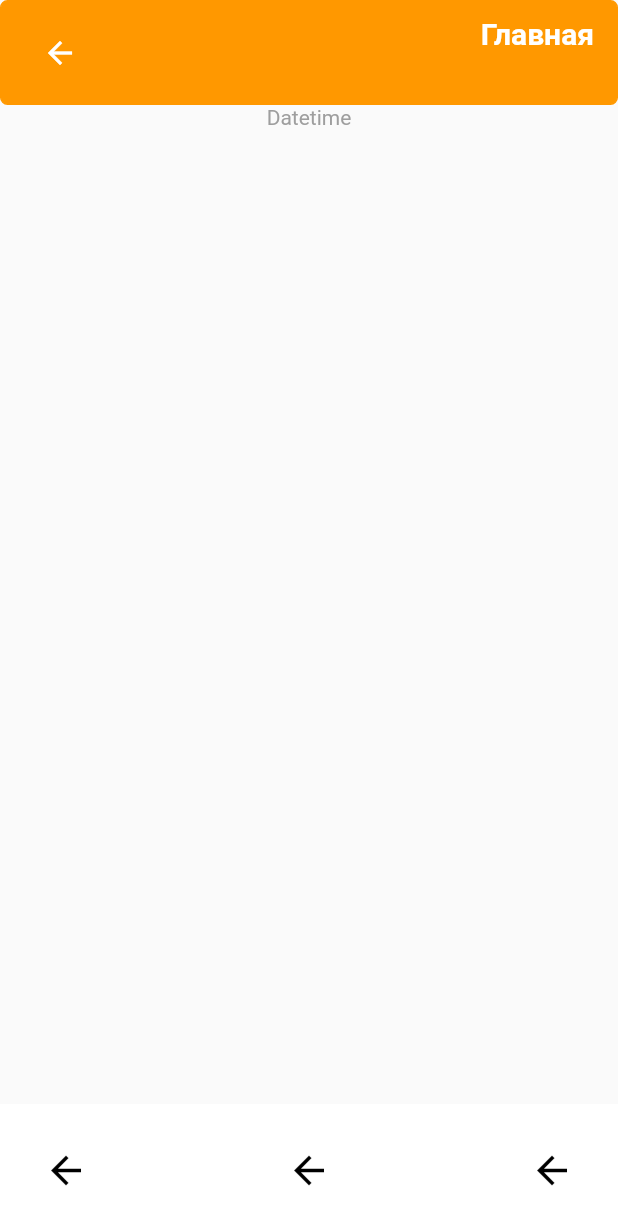
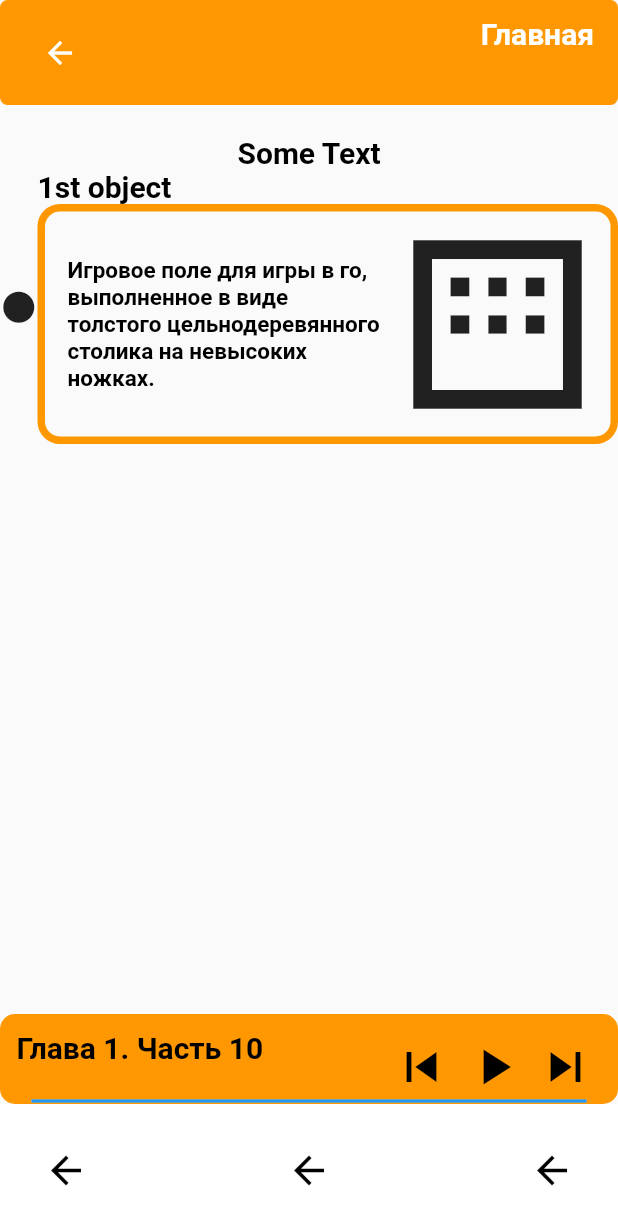
Before and after one commit to Mityaechka/ar-guide, a Flutter app: the screen it shows after launch, on a phone screen of 412 x 824 dp. Shown: the top 1225 px of the screen. Run offline on Flutter 3.47's test engine with Material 2 defaults, Android fonts, the phone set to English and light mode, and no system bars.

Commit message:
main screen

```diff
--- /dev/null
+++ b/lib/components/player_hotbar.dart
@@ -0,0 +1,80 @@
+import 'package:flutter/cupertino.dart';
+import 'package:flutter/material.dart';
+
+class PlayerHotbar extends StatelessWidget {
+  const PlayerHotbar({Key? key}) : super(key: key);
+
+  @override
+  Widget build(BuildContext context) {
+    return Container(
+      padding: EdgeInsets.only(left: 10, right: 10,top: 10),
+      decoration: BoxDecoration(
+          color: Colors.orange,
+          border: Border.all(
+            color: Colors.orange,
+          ),
+          borderRadius: BorderRadius.all(Radius.circular(10))),
+      child: Stack(
+        children: [
+          Container(
+            alignment: Alignment.centerLeft,
+            child: Text(
+              "Глава 1. Часть 10",
+              style: TextStyle(
+                  color: Colors.black,
+                  fontWeight: FontWeight.bold,
+                  fontSize: 20),
+            ),
+          ),
+          Container(
+            alignment: Alignment.centerRight,
+            child: Wrap(
+              children: [
+                button(
+                    Icon(
+                      Icons.skip_previous,
+                      size: 40,
+                    ),
+                    () {}),
+                button(
+                    Icon(
+                      Icons.play_arrow,
+                      size: 40,
+                    ),
+                    () {}),
+                button(
+                    Icon(
+                      Icons.skip_next,
+                      size: 40,
+                    ),
+                    () {})
+              ],
+            ),
+          ),
+          Positioned.fill(
+            child: Container(
+              padding: EdgeInsets.only(left: 10, right: 10),
+              alignment: Alignment.bottomCenter,
+              child: LinearProgressIndicator(
+                minHeight: 2,
+                value: 10,
+                semanticsLabel: 'Linear progress indicator',
+              ),
+            ),
+          )
+        ],
+      ),
+    );
+  }
+
+  Widget button(Icon icon, VoidCallback? onPressed) {
+    return TextButton(
+      child: icon,
+      style: TextButton.styleFrom(
+          minimumSize: Size.zero,
+          padding: EdgeInsets.zero,
+          primary: Colors.black),
+      onPressed: onPressed,
+    );
+  }
+}
--- a/lib/main.dart
+++ b/lib/main.dart
@@ -1,10 +1,11 @@
 import 'package:ar_guide/components/header.dart';
+import 'package:ar_guide/components/player_hotbar.dart';
 import 'package:flutter/material.dart';
 
 import 'components/bottom_bar.dart';
 
 void main() {
-  runApp(const MyApp());
+  runApp(MaterialApp(home: MyApp()));
 }
 
 class MyApp extends StatelessWidget {
@@ -18,13 +19,93 @@ class MyApp extends StatelessWidget {
           body: Column(
         children: [
           Header(),
-          new Expanded(
-            child:
-                new Text('Datetime', style: new TextStyle(color: Colors.grey)),
-          ),
+          Expanded(child: body(context)),
+          PlayerHotbar(),
           BottomBar()
         ],
       )),
     );
   }
+
+  Widget item(BuildContext context) {
+    return Row(
+      children: [
+        Column(
+          children: [
+            Icon(
+              Icons.circle,
+              size: 25,
+            ),
+          ],
+        ),
+        Expanded(
+          child: Column(
+            children: [
+              Container(
+                alignment: Alignment.centerLeft,
+                child: Text(
+                  "1st object",
+                  style: TextStyle(
+                      color: Colors.black,
+                      fontWeight: FontWeight.bold,
+                      fontSize: 20),
+                ),
+              ),
+              Container(
+                width: double.infinity,
+                constraints: BoxConstraints(minHeight: 100),
+                decoration: BoxDecoration(
+                    border: Border.all(color: Colors.orange, width: 5),
+                    borderRadius: BorderRadius.all(Radius.circular(15))),
+                child: Row(
+                  children: [
+                    Expanded(
+                      flex:6,
+                      child: Container(
+                        padding: EdgeInsets.only(left: 15,top: 15,bottom: 15),
+                        child: Text(
+                          "Игровое поле для игры в го, выполненное в виде толстого цельнодеревянного столика на невысоких ножках.",
+                          style: TextStyle(
+                              color: Colors.black,
+                              fontWeight: FontWeight.bold,
+                              fontSize: 15),
+                        ),
+                      ),
+                    ),
+                    Expanded(
+                      flex: 4,
+                      child: Icon(
+                        Icons.margin,
+                        size: 150,
+                      ),
+                    )
+                  ],
+                ),
+              ),
+            ],
+          ),
+        )
+      ],
+    );
+  }
+
+  Widget body(BuildContext context) {
+    return Container(
+      child: Column(
+        children: [
+          Container(
+            margin: EdgeInsets.only(top: 20),
+            child: Text(
+              "Some Text",
+              style: TextStyle(
+                  color: Colors.black,
+                  fontWeight: FontWeight.bold,
+                  fontSize: 20),
+            ),
+          ),
+          item(context)
+        ],
+      ),
+    );
+  }
 }
--- a/pubspec.yaml
+++ b/pubspec.yaml
@@ -29,7 +29,6 @@ environment:
 dependencies:
   flutter:
     sdk: flutter
-
 
   # The following adds the Cupertino Icons font to your application.
   # Use with the CupertinoIcons class for iOS style icons.
```
